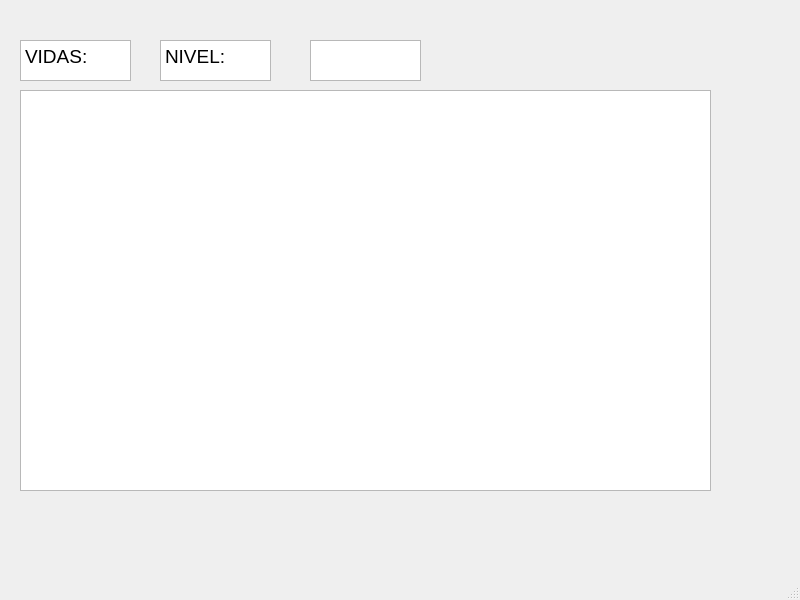
AlejandroNaranjoUdeA/Juego-Proyecto-Final, file final_proyecto_prueba/mainwindow.ui: the form before one commit.
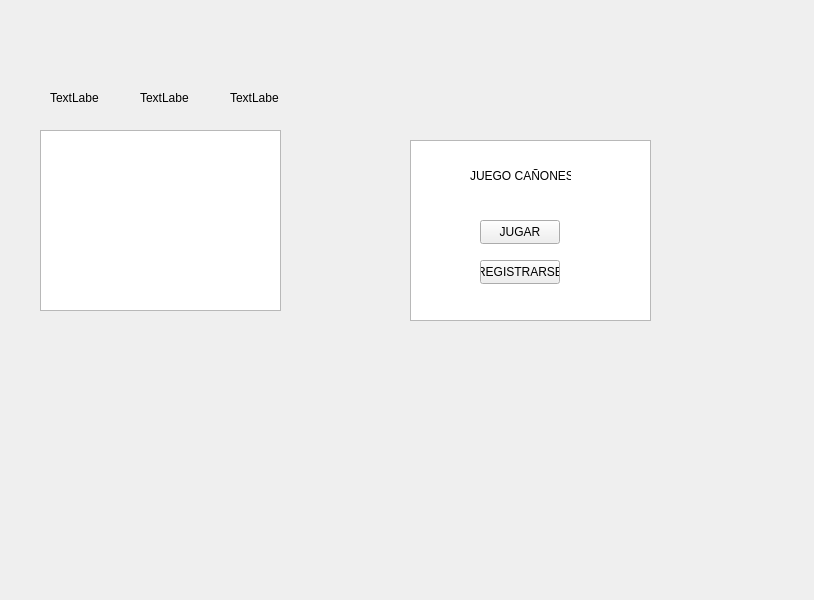
The form after the commit.

```diff
--- a/final_proyecto_prueba/mainwindow.ui
+++ b/final_proyecto_prueba/mainwindow.ui
@@ -6,7 +6,7 @@
    <rect>
     <x>0</x>
     <y>0</y>
-    <width>800</width>
+    <width>814</width>
     <height>600</height>
    </rect>
   </property>
@@ -14,78 +14,125 @@
    <string>MainWindow</string>
   </property>
   <widget class="QWidget" name="centralwidget">
+   <widget class="QWidget" name="Game_window" native="true">
+    <property name="geometry">
+     <rect>
+      <x>30</x>
+      <y>70</y>
+      <width>291</width>
+      <height>261</height>
+     </rect>
+    </property>
    <widget class="QGraphicsView" name="graphicsView">
     <property name="geometry">
      <rect>
-      <x>20</x>
-      <y>90</y>
-      <width>691</width>
-      <height>401</height>
+       <x>10</x>
+       <y>60</y>
+       <width>241</width>
+       <height>181</height>
      </rect>
     </property>
    </widget>
-   <widget class="QTextEdit" name="textEdit">
+    <widget class="QLabel" name="L_nivel">
     <property name="geometry">
      <rect>
       <x>20</x>
-      <y>40</y>
-      <width>111</width>
-      <height>41</height>
-     </rect>
-    </property>
-    <property name="html">
-     <string>&lt;!DOCTYPE HTML PUBLIC &quot;-//W3C//DTD HTML 4.0//EN&quot; &quot;http://www.w3.org/TR/REC-html40/strict.dtd&quot;&gt;
-&lt;html&gt;&lt;head&gt;&lt;meta name=&quot;qrichtext&quot; content=&quot;1&quot; /&gt;&lt;meta charset=&quot;utf-8&quot; /&gt;&lt;style type=&quot;text/css&quot;&gt;
-p, li { white-space: pre-wrap; }
-hr { height: 1px; border-width: 0; }
-li.unchecked::marker { content: &quot;\2610&quot;; }
-li.checked::marker { content: &quot;\2612&quot;; }
-&lt;/style&gt;&lt;/head&gt;&lt;body style=&quot; font-family:'Segoe UI'; font-size:9pt; font-weight:400; font-style:normal;&quot;&gt;
-&lt;p style=&quot; margin-top:0px; margin-bottom:0px; margin-left:0px; margin-right:0px; -qt-block-indent:0; text-indent:0px;&quot;&gt;&lt;span style=&quot; font-size:14pt;&quot;&gt;VIDAS:&lt;/span&gt;&lt;/p&gt;&lt;/body&gt;&lt;/html&gt;</string>
-    </property>
-   </widget>
-   <widget class="QTextEdit" name="textEdit_2">
+       <y>20</y>
+       <width>49</width>
+       <height>16</height>
+      </rect>
+     </property>
+     <property name="text">
+      <string>TextLabel</string>
+     </property>
+    </widget>
+    <widget class="QLabel" name="L_puntos">
     <property name="geometry">
      <rect>
-      <x>160</x>
-      <y>40</y>
-      <width>111</width>
-      <height>41</height>
-     </rect>
-    </property>
-    <property name="html">
-     <string>&lt;!DOCTYPE HTML PUBLIC &quot;-//W3C//DTD HTML 4.0//EN&quot; &quot;http://www.w3.org/TR/REC-html40/strict.dtd&quot;&gt;
-&lt;html&gt;&lt;head&gt;&lt;meta name=&quot;qrichtext&quot; content=&quot;1&quot; /&gt;&lt;meta charset=&quot;utf-8&quot; /&gt;&lt;style type=&quot;text/css&quot;&gt;
-p, li { white-space: pre-wrap; }
-hr { height: 1px; border-width: 0; }
-li.unchecked::marker { content: &quot;\2610&quot;; }
-li.checked::marker { content: &quot;\2612&quot;; }
-&lt;/style&gt;&lt;/head&gt;&lt;body style=&quot; font-family:'Segoe UI'; font-size:9pt; font-weight:400; font-style:normal;&quot;&gt;
-&lt;p style=&quot; margin-top:0px; margin-bottom:0px; margin-left:0px; margin-right:0px; -qt-block-indent:0; text-indent:0px;&quot;&gt;&lt;span style=&quot; font-size:14pt;&quot;&gt;NIVEL:&lt;/span&gt;&lt;/p&gt;&lt;/body&gt;&lt;/html&gt;</string>
-    </property>
-   </widget>
-   <widget class="QTextEdit" name="textEdit_3">
+       <x>110</x>
+       <y>20</y>
+       <width>49</width>
+       <height>16</height>
+      </rect>
+     </property>
+     <property name="text">
+      <string>TextLabel</string>
+     </property>
+    </widget>
+    <widget class="QLabel" name="L_vidas">
     <property name="geometry">
      <rect>
-      <x>310</x>
-      <y>40</y>
-      <width>111</width>
-      <height>41</height>
-     </rect>
-    </property>
-   </widget>
-  </widget>
-  <widget class="QMenuBar" name="menubar">
+       <x>200</x>
+       <y>20</y>
+       <width>49</width>
+       <height>16</height>
+      </rect>
+     </property>
+     <property name="text">
+      <string>TextLabel</string>
+     </property>
+    </widget>
+   </widget>
+   <widget class="QWidget" name="Game_window_2" native="true">
    <property name="geometry">
     <rect>
-     <x>0</x>
-     <y>0</y>
-     <width>800</width>
-     <height>21</height>
-    </rect>
-   </property>
-  </widget>
-  <widget class="QStatusBar" name="statusbar"/>
+      <x>400</x>
+      <y>80</y>
+      <width>291</width>
+      <height>261</height>
+     </rect>
+    </property>
+    <widget class="QGraphicsView" name="graphicsView_2">
+     <property name="geometry">
+      <rect>
+       <x>10</x>
+       <y>60</y>
+       <width>241</width>
+       <height>181</height>
+      </rect>
+     </property>
+    </widget>
+    <widget class="QPushButton" name="pushButton">
+     <property name="geometry">
+      <rect>
+       <x>80</x>
+       <y>140</y>
+       <width>80</width>
+       <height>24</height>
+      </rect>
+     </property>
+     <property name="text">
+      <string>JUGAR</string>
+     </property>
+    </widget>
+    <widget class="QPushButton" name="pushButton_2">
+     <property name="geometry">
+      <rect>
+       <x>80</x>
+       <y>180</y>
+       <width>80</width>
+       <height>24</height>
+      </rect>
+     </property>
+     <property name="text">
+      <string>REGISTRARSE</string>
+     </property>
+    </widget>
+    <widget class="QLabel" name="label">
+     <property name="geometry">
+      <rect>
+       <x>70</x>
+       <y>80</y>
+       <width>101</width>
+       <height>31</height>
+      </rect>
+     </property>
+     <property name="text">
+      <string>JUEGO CAÑONES </string>
+     </property>
+    </widget>
+   </widget>
+  </widget>
  </widget>
  <resources/>
  <connections/>
```
Left out of the diff: 4 changed lines with no effect on the pictures. Lines whose indentation alone changed are shown as unchanged.
